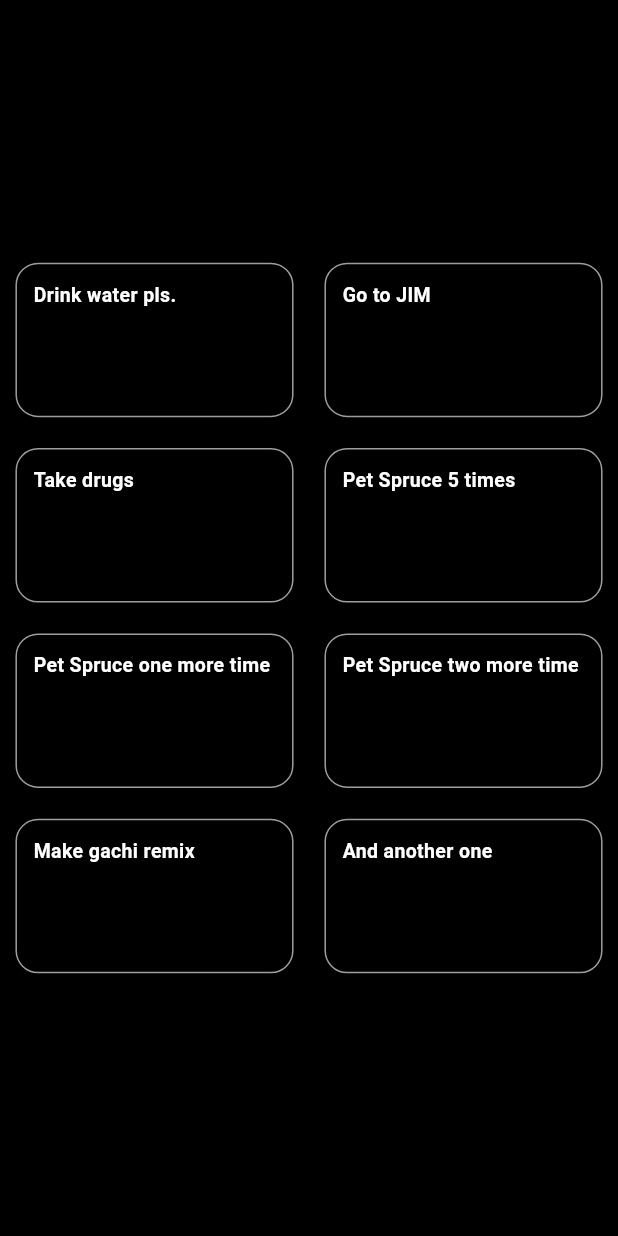
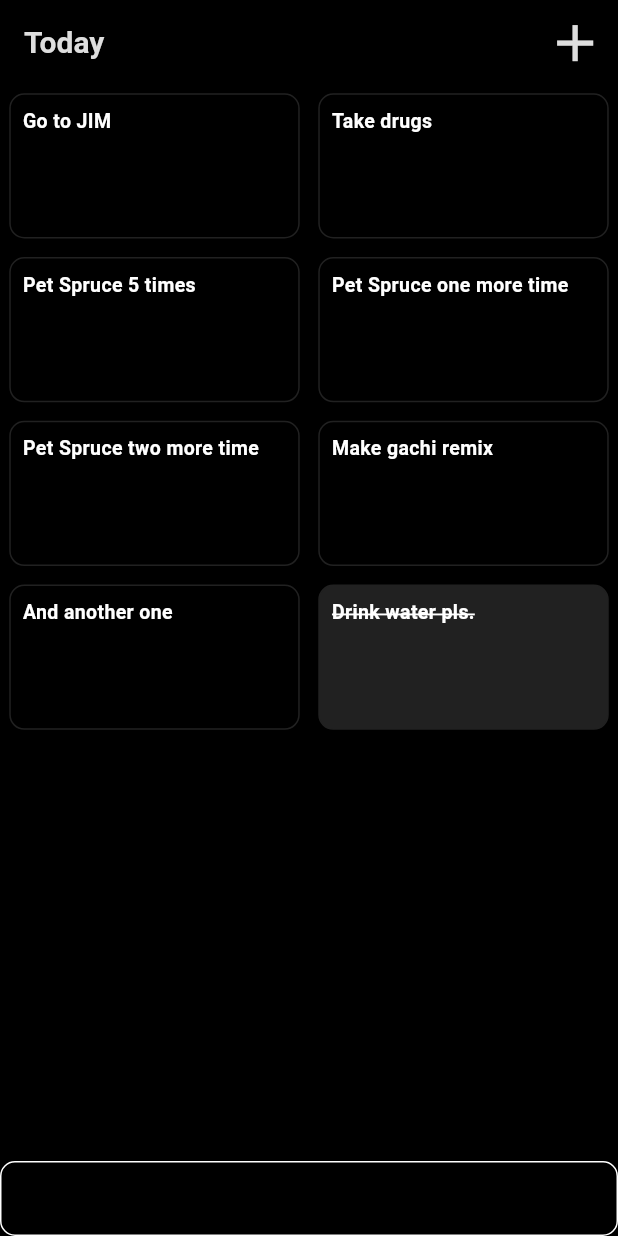
Before and after one commit to denysboitsov/habit-tracker, a Flutter app: the screen it shows after launch, after a tap on "Drink water pls.", on a phone screen of 412 x 824 dp. Run offline on Flutter 3.47's test engine with Material 3 defaults, Android fonts, the phone set to English and light mode, and no system bars; drawn by our look-alikes of sliding_up_panel.

Commit message:
Add list sorting and a navbar

```diff
--- a/lib/habit_screen.dart
+++ b/lib/habit_screen.dart
@@ -1,6 +1,9 @@
+// ignore_for_file: prefer_const_constructors
+
 import 'package:flutter/material.dart';
 import 'package:habit_tracker/habit_tile.dart';
 import 'package:habit_tracker/data/habits.dart';
+import 'package:sliding_up_panel/sliding_up_panel.dart';
 
 class HabitScreen extends StatefulWidget {
   const HabitScreen({super.key});
@@ -12,9 +15,44 @@ class HabitScreen extends StatefulWidget {
 }
 
 class _HabitScreenState extends State<HabitScreen> {
+  final double tileWidth = 0.47;
+
+  refresh() {
+    setState(() {
+      habits.sort((a, b) =>
+          a.isCompleted.toString().compareTo(b.isCompleted.toString()));
+    });
+  }
+
   @override
   Widget build(context) {
-    return Center(
+    return Scaffold(
+      backgroundColor: Colors.black,
+      appBar: AppBar(
+        backgroundColor: Colors.black,
+        title: Text("Today"),
+        titleTextStyle: TextStyle(
+          color: Color.fromARGB(255, 222, 222, 222),
+          fontSize: 20,
+          fontWeight: FontWeight.bold,
+        ),
+        actions: [
+          IconButton(
+            iconSize: MediaQuery.of(context).size.width * 0.1,
+            onPressed: () {
+
+            },
+            style: OutlinedButton.styleFrom(
+              foregroundColor: Color.fromARGB(255, 222, 222, 222),
+            ),
+            icon: const Icon(Icons.add),
+          ),
+        ],
+      ),
+      body: Stack(
+        children: [
+          Container(
+            //color: Colors.red,
             child: Column(
               mainAxisSize: MainAxisSize.min,
               children: [
@@ -22,15 +60,42 @@ class _HabitScreenState extends State<HabitScreen> {
                   Row(
                     children: [
                       Padding(
-                  padding: EdgeInsets.all(MediaQuery.of(context).size.width / 2 * 0.05),
-                  child: HabitTile(name: habits[i * 2].name, isCompleted: habits[i * 2].isCompleted,),
+                        padding: EdgeInsets.all(
+                            MediaQuery.of(context).size.width *
+                                ((0.5 - tileWidth) / 2)),
+                        child: HabitTile(
+                          habit: habits[i * 2],
+                          notifyParent: refresh,
+                          tileWidth: tileWidth,
+                        ),
                       ),
                       if (i * 2 + 1 < habits.length)
                         Padding(
-                    padding: EdgeInsets.all(MediaQuery.of(context).size.width / 2 * 0.05),
-                    child: HabitTile(name: habits[i * 2 + 1].name, isCompleted: habits[i * 2].isCompleted,),
+                          padding: EdgeInsets.all(
+                              MediaQuery.of(context).size.width *
+                                  ((0.5 - tileWidth) / 2)),
+                          child: HabitTile(
+                            habit: habits[i * 2 + 1],
+                            notifyParent: refresh,
+                            tileWidth: tileWidth,
+                          ),
                         ),
                     ],
+                  ),
+              ],
+            ),
+          ),
+          SlidingUpPanel(
+            minHeight: 50,
+            maxHeight: 750,
+            color: Colors.black,
+            border: Border.all(
+                    color: Color.fromARGB(255, 255, 255, 255),
+                  ),
+            borderRadius: const BorderRadius.all(Radius.circular(10)),
+            panel: Center(
+              child: Text("This is the sliding Widget"),
+            ),
           ),
         ],
       ),
--- a/lib/habit_tile.dart
+++ b/lib/habit_tile.dart
@@ -1,10 +1,12 @@
 import 'package:flutter/material.dart';
+import 'package:habit_tracker/models/habit.dart';
 
 class HabitTile extends StatefulWidget {
-  const HabitTile({super.key, required this.name, required this.isCompleted});
+  const HabitTile({super.key, required this.habit, required this.notifyParent, required this.tileWidth});
 
-  final String name;
-  final bool isCompleted;
+  final Function() notifyParent;
+  final Habit habit;
+  final double tileWidth;
 
   @override
   State<HabitTile> createState() {
@@ -13,6 +15,13 @@ class HabitTile extends StatefulWidget {
 }
 
 class _HabitTileState extends State<HabitTile> {
+  var tileColor = Color.fromARGB(255, 0, 0, 0);
+
+  Color getTileColor() {
+    tileColor = widget.habit.isCompleted ? Color.fromARGB(255, 33, 33, 33) : Colors.black;
+    return tileColor;
+  }
+
   @override
   Widget build(context) {
     return Center(
@@ -20,25 +29,29 @@ class _HabitTileState extends State<HabitTile> {
           builder: (BuildContext context, BoxConstraints constraints) {
             return InkWell(
               onTap: () {
-                  print("Tapped on container");
+                setState(() {
+                  widget.habit.isCompleted = !widget.habit.isCompleted;
+                });
+                widget.notifyParent();
               },
               child: Container(
                 decoration: BoxDecoration(
                   border: Border.all(
-                    color: Colors.grey,
+                    color: Color.fromARGB(255, 33, 33, 33),
                   ),
-                  borderRadius: const BorderRadius.all(Radius.circular(15))
+                  borderRadius: const BorderRadius.all(Radius.circular(10)),
+                  color: getTileColor(),
                 ),
-                height: MediaQuery.of(context).size.width/2*0.5,
-                width: MediaQuery.of(context).size.width/2*0.9,
+                height: MediaQuery.of(context).size.width * widget.tileWidth/2,
+                width: MediaQuery.of(context).size.width * widget.tileWidth,
                 child: Column(
                   crossAxisAlignment: CrossAxisAlignment.stretch,
                   children: [
-                    if (widget.isCompleted)
+                    if (widget.habit.isCompleted)
                       Padding(
-                        padding: const EdgeInsets.all(11.0),
+                        padding: const EdgeInsets.all(8),
                         child: Text(
-                          widget.name,
+                          widget.habit.name,
                           style: const TextStyle(
                             color: Colors.white,
                             fontSize: 13,
@@ -49,11 +62,11 @@ class _HabitTileState extends State<HabitTile> {
                           ),
                         ),
                       ),
-                    if (!widget.isCompleted)
+                    if (!widget.habit.isCompleted)
                       Padding(
-                        padding: const EdgeInsets.all(11.0),
+                        padding: const EdgeInsets.all(8.0),
                         child: Text(
-                          widget.name,
+                          widget.habit.name,
                           style: const TextStyle(
                             color: Colors.white,
                             fontSize: 13,
--- a/pubspec.yaml
+++ b/pubspec.yaml
@@ -30,6 +30,7 @@ environment:
 dependencies:
   flutter:
     sdk: flutter
+  sliding_up_panel: ^2.0.0+1
 
 
   # The following adds the Cupertino Icons font to your application.
```
Also changed, not shown: pubspec.lock, 2 other files. Lines whose indentation alone changed are shown as unchanged.
